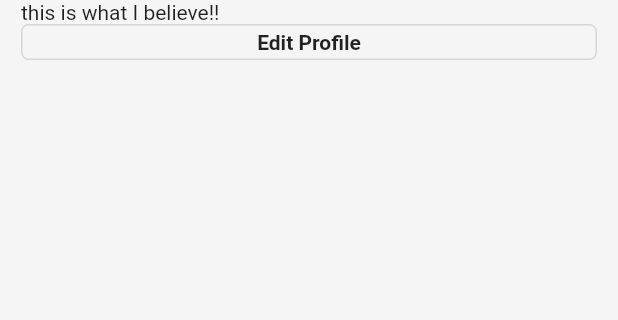
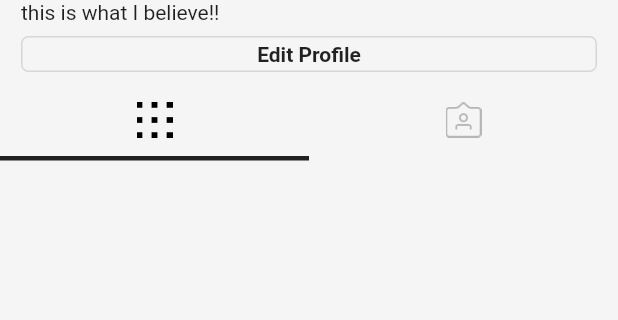
Before and after one commit to bonjin-app/Flutter, a Flutter app: the ProfileScreen screen opened directly, on a phone screen of 412 x 824 dp, the part 96-416 px from its top. Run offline on Flutter 3.47's test engine with Material 2 defaults, Android fonts, the phone set to English and light mode, and no system bars; our stand-ins replace cached_network_image, firebase_auth, firebase_core, fl_chart, flutter_svg, get and 2 more; missing offline and left inert: flutter_sms, html_editor_enhanced; accounts and stored records are empty; network calls fail.

Commit message:
Update ProfileBody: AnimatedContainer

```diff
--- /dev/null
+++ b/codingpapa/instagramtworecord/lib/constants/screen_size.dart
@@ -0,0 +1,3 @@
+import 'package:flutter/material.dart';
+
+Size? size;
--- a/codingpapa/instagramtworecord/lib/widgets/post.dart
+++ b/codingpapa/instagramtworecord/lib/widgets/post.dart
@@ -3,6 +3,7 @@ import 'package:flutter/material.dart';
 import 'package:instagramtworecord/constants/common_size.dart';
 import 'package:instagramtworecord/widgets/custom_progress_indicator.dart';
 
+import '../constants/screen_size.dart';
 import 'comment.dart';
 import 'rounded_avatar.dart';
 
@@ -13,7 +14,6 @@ class Post extends StatelessWidget {
   }) : super(key: key);
 
   final int index;
-  Size? size;
 
   @override
   Widget build(BuildContext context) {
--- a/codingpapa/instagramtworecord/lib/widgets/profile_body.dart
+++ b/codingpapa/instagramtworecord/lib/widgets/profile_body.dart
@@ -1,9 +1,17 @@
 import 'package:flutter/material.dart';
+import 'package:instagramtworecord/constants/screen_size.dart';
 
 import '../constants/common_size.dart';
 
-class ProfileBody extends StatelessWidget {
-  const ProfileBody({Key? key}) : super(key: key);
+class ProfileBody extends StatefulWidget {
+  ProfileBody({Key? key}) : super(key: key);
+
+  @override
+  State<ProfileBody> createState() => _ProfileBodyState();
+}
+
+class _ProfileBodyState extends State<ProfileBody> {
+  bool selectedLeft = true;
 
   @override
   Widget build(BuildContext context) {
@@ -16,6 +24,8 @@ class ProfileBody extends StatelessWidget {
                 _username(),
                 _userBio(),
                 _editProfileButton(),
+                _tabButtons(),
+                _selectedIndicator(),
               ],
             ),
           ),
@@ -24,9 +34,56 @@ class ProfileBody extends StatelessWidget {
     );
   }
 
+  Widget _selectedIndicator() {
+    return AnimatedContainer(
+      duration: Duration(milliseconds: 300),
+      alignment: selectedLeft ? Alignment.centerLeft : Alignment.centerRight,
+      child: Container(
+        height: 3,
+        width: MediaQuery.of(context).size.width / 2,
+        color: Colors.black87,
+      ),
+      curve: Curves.easeInOut,
+    );
+  }
+
+  Row _tabButtons() {
+    return Row(
+                children: [
+                  Expanded(
+                    child: IconButton(
+                      onPressed: () {
+                        setState(() {
+                          selectedLeft = true;
+                        });
+                      },
+                      icon: ImageIcon(
+                        AssetImage('assets/images/grid.png'),
+                        color: selectedLeft ? Colors.black : Colors.black26,
+                      ),
+                    ),
+                  ),
+                  Expanded(
+                    child: IconButton(
+                      onPressed: () {
+                        setState(() {
+                          selectedLeft = false;
+                        });
+                      },
+                      icon: ImageIcon(
+                        AssetImage('assets/images/saved.png'),
+                        color: selectedLeft ? Colors.black26 : Colors.black,
+                      ),
+                    ),
+                  ),
+                ],
+              );
+  }
+
   Padding _editProfileButton() {
     return Padding(
-      padding: const EdgeInsets.symmetric(horizontal: common_gap),
+      padding: const EdgeInsets.symmetric(
+          horizontal: common_gap, vertical: common_xxs_gap),
       child: SizedBox(
         height: 24,
         child: OutlinedButton(
```
